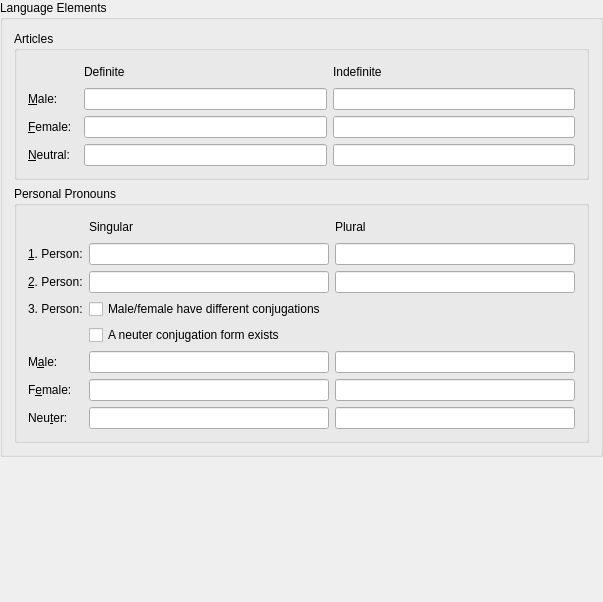
Above: src/docprop-dialogs/LangPropPageForm.ui from KDE/parley before the change. Below: the same form after it.
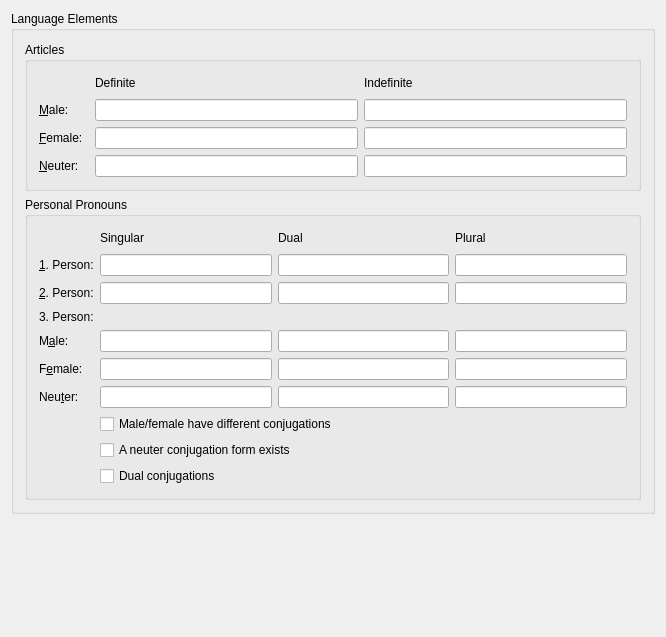
That is the form after the change.

Commit message: Enable dual checkbox for personal pronouns. Saving editing and loading for dual conjugations in any tense should be possible now.

Patch:
```diff
--- a/src/docprop-dialogs/LangPropPageForm.ui
+++ b/src/docprop-dialogs/LangPropPageForm.ui
@@ -5,8 +5,8 @@
    <rect>
     <x>0</x>
     <y>0</y>
-    <width>603</width>
-    <height>602</height>
+    <width>666</width>
+    <height>637</height>
    </rect>
   </property>
   <property name="minimumSize" >
@@ -18,63 +18,14 @@
   <property name="windowTitle" >
    <string>-</string>
   </property>
-  <layout class="QGridLayout" >
-   <property name="leftMargin" >
-    <number>0</number>
-   </property>
-   <property name="topMargin" >
-    <number>0</number>
-   </property>
-   <property name="rightMargin" >
-    <number>0</number>
-   </property>
-   <property name="bottomMargin" >
-    <number>0</number>
-   </property>
-   <property name="horizontalSpacing" >
-    <number>6</number>
-   </property>
-   <property name="verticalSpacing" >
-    <number>6</number>
-   </property>
-   <item row="1" column="0" >
-    <spacer>
-     <property name="orientation" >
-      <enum>Qt::Vertical</enum>
-     </property>
-     <property name="sizeHint" >
-      <size>
-       <width>20</width>
-       <height>16</height>
-      </size>
-     </property>
-    </spacer>
-   </item>
-   <item row="0" column="0" >
+  <layout class="QVBoxLayout" >
+   <item>
     <widget class="QGroupBox" name="GroupBox2" >
      <property name="title" >
       <string>Language Elements</string>
      </property>
-     <layout class="QGridLayout" >
-      <property name="leftMargin" >
-       <number>11</number>
-      </property>
-      <property name="topMargin" >
-       <number>11</number>
-      </property>
-      <property name="rightMargin" >
-       <number>11</number>
-      </property>
-      <property name="bottomMargin" >
-       <number>11</number>
-      </property>
-      <property name="horizontalSpacing" >
-       <number>6</number>
-      </property>
-      <property name="verticalSpacing" >
-       <number>6</number>
-      </property>
-      <item row="1" column="0" colspan="3" >
+     <layout class="QVBoxLayout" >
+      <item>
        <widget class="QGroupBox" name="GroupBox3" >
         <property name="sizePolicy" >
          <sizepolicy vsizetype="Preferred" hsizetype="Expanding" >
@@ -216,7 +167,7 @@
          <item row="3" column="0" >
           <widget class="QLabel" name="natural_label" >
            <property name="text" >
-            <string>&amp;Neutral:</string>
+            <string>&amp;Neuter:</string>
            </property>
            <property name="buddy" >
             <cstring>def_natural</cstring>
@@ -233,7 +184,7 @@
         </layout>
        </widget>
       </item>
-      <item row="2" column="0" colspan="3" >
+      <item>
        <widget class="QGroupBox" name="ConjugationGroupBox" >
         <property name="sizePolicy" >
          <sizepolicy vsizetype="Preferred" hsizetype="Expanding" >
@@ -245,24 +196,36 @@
          <string>Personal Pronouns</string>
         </property>
         <layout class="QGridLayout" >
-         <property name="leftMargin" >
-          <number>11</number>
-         </property>
-         <property name="topMargin" >
-          <number>11</number>
-         </property>
-         <property name="rightMargin" >
-          <number>11</number>
-         </property>
-         <property name="bottomMargin" >
-          <number>11</number>
-         </property>
-         <property name="horizontalSpacing" >
-          <number>6</number>
-         </property>
-         <property name="verticalSpacing" >
-          <number>6</number>
-         </property>
+         <item row="0" column="0" >
+          <spacer>
+           <property name="orientation" >
+            <enum>Qt::Horizontal</enum>
+           </property>
+           <property name="sizeType" >
+            <enum>QSizePolicy::Minimum</enum>
+           </property>
+           <property name="sizeHint" >
+            <size>
+             <width>50</width>
+             <height>20</height>
+            </size>
+           </property>
+          </spacer>
+         </item>
+         <item row="0" column="1" >
+          <widget class="QLabel" name="TextLabel4_2_2" >
+           <property name="text" >
+            <string>Singular</string>
+           </property>
+          </widget>
+         </item>
+         <item row="0" column="3" >
+          <widget class="QLabel" name="TextLabel4_2" >
+           <property name="text" >
+            <string>Plural</string>
+           </property>
+          </widget>
+         </item>
          <item row="1" column="0" >
           <widget class="QLabel" name="pers1_label" >
            <property name="text" >
@@ -273,6 +236,29 @@
            </property>
           </widget>
          </item>
+         <item row="1" column="1" >
+          <widget class="QLineEdit" name="first_singular" >
+           <property name="sizePolicy" >
+            <sizepolicy vsizetype="Minimum" hsizetype="Expanding" >
+             <horstretch>0</horstretch>
+             <verstretch>0</verstretch>
+            </sizepolicy>
+           </property>
+          </widget>
+         </item>
+         <item row="1" column="2" >
+          <widget class="QLineEdit" name="dualFirstLineEdit" />
+         </item>
+         <item row="1" column="3" >
+          <widget class="QLineEdit" name="first_plural" >
+           <property name="sizePolicy" >
+            <sizepolicy vsizetype="Minimum" hsizetype="Expanding" >
+             <horstretch>0</horstretch>
+             <verstretch>0</verstretch>
+            </sizepolicy>
+           </property>
+          </widget>
+         </item>
          <item row="2" column="0" >
           <widget class="QLabel" name="pers2_label" >
            <property name="text" >
@@ -283,6 +269,29 @@
            </property>
           </widget>
          </item>
+         <item row="2" column="1" >
+          <widget class="QLineEdit" name="second_singular" >
+           <property name="sizePolicy" >
+            <sizepolicy vsizetype="Minimum" hsizetype="Expanding" >
+             <horstretch>0</horstretch>
+             <verstretch>0</verstretch>
+            </sizepolicy>
+           </property>
+          </widget>
+         </item>
+         <item row="2" column="2" >
+          <widget class="QLineEdit" name="dualSecondLineEdit" />
+         </item>
+         <item row="2" column="3" >
+          <widget class="QLineEdit" name="second_plural" >
+           <property name="sizePolicy" >
+            <sizepolicy vsizetype="Minimum" hsizetype="Expanding" >
+             <horstretch>0</horstretch>
+             <verstretch>0</verstretch>
+            </sizepolicy>
+           </property>
+          </widget>
+         </item>
          <item row="3" column="0" >
           <widget class="QLabel" name="pers3_label" >
            <property name="text" >
@@ -290,37 +299,7 @@
            </property>
           </widget>
          </item>
-         <item row="5" column="2" >
-          <widget class="QLineEdit" name="thirdM_plural" >
-           <property name="sizePolicy" >
-            <sizepolicy vsizetype="Minimum" hsizetype="Expanding" >
-             <horstretch>0</horstretch>
-             <verstretch>0</verstretch>
-            </sizepolicy>
-           </property>
-          </widget>
-         </item>
-         <item row="7" column="2" >
-          <widget class="QLineEdit" name="thirdN_plural" >
-           <property name="sizePolicy" >
-            <sizepolicy vsizetype="Minimum" hsizetype="Expanding" >
-             <horstretch>0</horstretch>
-             <verstretch>0</verstretch>
-            </sizepolicy>
-           </property>
-          </widget>
-         </item>
-         <item row="6" column="2" >
-          <widget class="QLineEdit" name="thirdF_plural" >
-           <property name="sizePolicy" >
-            <sizepolicy vsizetype="Minimum" hsizetype="Expanding" >
-             <horstretch>0</horstretch>
-             <verstretch>0</verstretch>
-            </sizepolicy>
-           </property>
-          </widget>
-         </item>
-         <item row="5" column="0" >
+         <item row="4" column="0" >
           <widget class="QLabel" name="male_c_label" >
            <property name="text" >
             <string>M&amp;ale:</string>
@@ -330,7 +309,30 @@
            </property>
           </widget>
          </item>
-         <item row="6" column="0" >
+         <item row="4" column="1" >
+          <widget class="QLineEdit" name="thirdM_singular" >
+           <property name="sizePolicy" >
+            <sizepolicy vsizetype="Minimum" hsizetype="Expanding" >
+             <horstretch>0</horstretch>
+             <verstretch>0</verstretch>
+            </sizepolicy>
+           </property>
+          </widget>
+         </item>
+         <item row="4" column="2" >
+          <widget class="QLineEdit" name="dualThirdMaleLineEdit" />
+         </item>
+         <item row="4" column="3" >
+          <widget class="QLineEdit" name="thirdM_plural" >
+           <property name="sizePolicy" >
+            <sizepolicy vsizetype="Minimum" hsizetype="Expanding" >
+             <horstretch>0</horstretch>
+             <verstretch>0</verstretch>
+            </sizepolicy>
+           </property>
+          </widget>
+         </item>
+         <item row="5" column="0" >
           <widget class="QLabel" name="female_c_label" >
            <property name="text" >
             <string>F&amp;emale:</string>
@@ -340,7 +342,30 @@
            </property>
           </widget>
          </item>
-         <item row="7" column="0" >
+         <item row="5" column="1" >
+          <widget class="QLineEdit" name="thirdF_singular" >
+           <property name="sizePolicy" >
+            <sizepolicy vsizetype="Minimum" hsizetype="Expanding" >
+             <horstretch>0</horstretch>
+             <verstretch>0</verstretch>
+            </sizepolicy>
+           </property>
+          </widget>
+         </item>
+         <item row="5" column="2" >
+          <widget class="QLineEdit" name="dualThirdFemaleLineEdit" />
+         </item>
+         <item row="5" column="3" >
+          <widget class="QLineEdit" name="thirdF_plural" >
+           <property name="sizePolicy" >
+            <sizepolicy vsizetype="Minimum" hsizetype="Expanding" >
+             <horstretch>0</horstretch>
+             <verstretch>0</verstretch>
+            </sizepolicy>
+           </property>
+          </widget>
+         </item>
+         <item row="6" column="0" >
           <widget class="QLabel" name="natural_c_label" >
            <property name="text" >
             <string>Neu&amp;ter:</string>
@@ -350,14 +375,30 @@
            </property>
           </widget>
          </item>
-         <item row="0" column="2" >
-          <widget class="QLabel" name="TextLabel4_2" >
-           <property name="text" >
-            <string>Plural</string>
+         <item row="6" column="1" >
+          <widget class="QLineEdit" name="thirdN_singular" >
+           <property name="sizePolicy" >
+            <sizepolicy vsizetype="Minimum" hsizetype="Expanding" >
+             <horstretch>0</horstretch>
+             <verstretch>0</verstretch>
+            </sizepolicy>
            </property>
           </widget>
          </item>
-         <item row="3" column="1" colspan="2" >
+         <item row="6" column="2" >
+          <widget class="QLineEdit" name="dualThirdNeuterLineEdit" />
+         </item>
+         <item row="6" column="3" >
+          <widget class="QLineEdit" name="thirdN_plural" >
+           <property name="sizePolicy" >
+            <sizepolicy vsizetype="Minimum" hsizetype="Expanding" >
+             <horstretch>0</horstretch>
+             <verstretch>0</verstretch>
+            </sizepolicy>
+           </property>
+          </widget>
+         </item>
+         <item row="7" column="1" colspan="3" >
           <widget class="QCheckBox" name="maleFemaleDifferCheckBox" >
            <property name="sizePolicy" >
             <sizepolicy vsizetype="Fixed" hsizetype="Expanding" >
@@ -370,112 +411,46 @@
            </property>
           </widget>
          </item>
-         <item row="0" column="1" >
-          <widget class="QLabel" name="TextLabel4_2_2" >
-           <property name="text" >
-            <string>Singular</string>
-           </property>
-          </widget>
-         </item>
-         <item row="0" column="0" >
-          <spacer>
-           <property name="orientation" >
-            <enum>Qt::Horizontal</enum>
-           </property>
-           <property name="sizeType" >
-            <enum>QSizePolicy::Minimum</enum>
-           </property>
-           <property name="sizeHint" >
-            <size>
-             <width>50</width>
-             <height>20</height>
-            </size>
-           </property>
-          </spacer>
-         </item>
-         <item row="2" column="1" >
-          <widget class="QLineEdit" name="second_singular" >
-           <property name="sizePolicy" >
-            <sizepolicy vsizetype="Minimum" hsizetype="Expanding" >
-             <horstretch>0</horstretch>
-             <verstretch>0</verstretch>
-            </sizepolicy>
-           </property>
-          </widget>
-         </item>
-         <item row="5" column="1" >
-          <widget class="QLineEdit" name="thirdM_singular" >
-           <property name="sizePolicy" >
-            <sizepolicy vsizetype="Minimum" hsizetype="Expanding" >
-             <horstretch>0</horstretch>
-             <verstretch>0</verstretch>
-            </sizepolicy>
-           </property>
-          </widget>
-         </item>
-         <item row="6" column="1" >
-          <widget class="QLineEdit" name="thirdF_singular" >
-           <property name="sizePolicy" >
-            <sizepolicy vsizetype="Minimum" hsizetype="Expanding" >
-             <horstretch>0</horstretch>
-             <verstretch>0</verstretch>
-            </sizepolicy>
-           </property>
-          </widget>
-         </item>
-         <item row="7" column="1" >
-          <widget class="QLineEdit" name="thirdN_singular" >
-           <property name="sizePolicy" >
-            <sizepolicy vsizetype="Minimum" hsizetype="Expanding" >
-             <horstretch>0</horstretch>
-             <verstretch>0</verstretch>
-            </sizepolicy>
-           </property>
-          </widget>
-         </item>
-         <item row="1" column="1" >
-          <widget class="QLineEdit" name="first_singular" >
-           <property name="sizePolicy" >
-            <sizepolicy vsizetype="Minimum" hsizetype="Expanding" >
-             <horstretch>0</horstretch>
-             <verstretch>0</verstretch>
-            </sizepolicy>
-           </property>
-          </widget>
-         </item>
-         <item row="1" column="2" >
-          <widget class="QLineEdit" name="first_plural" >
-           <property name="sizePolicy" >
-            <sizepolicy vsizetype="Minimum" hsizetype="Expanding" >
-             <horstretch>0</horstretch>
-             <verstretch>0</verstretch>
-            </sizepolicy>
-           </property>
-          </widget>
-         </item>
-         <item row="2" column="2" >
-          <widget class="QLineEdit" name="second_plural" >
-           <property name="sizePolicy" >
-            <sizepolicy vsizetype="Minimum" hsizetype="Expanding" >
-             <horstretch>0</horstretch>
-             <verstretch>0</verstretch>
-            </sizepolicy>
-           </property>
-          </widget>
-         </item>
-         <item row="4" column="1" colspan="2" >
+         <item row="8" column="1" colspan="2" >
           <widget class="QCheckBox" name="neuterCheckBox" >
            <property name="text" >
             <string>A neuter conjugation form exists</string>
            </property>
           </widget>
          </item>
+         <item row="9" column="1" >
+          <widget class="QCheckBox" name="dualCheckBox" >
+           <property name="text" >
+            <string>Dual conjugations</string>
+           </property>
+          </widget>
+         </item>
+         <item row="0" column="2" >
+          <widget class="QLabel" name="dualLabel" >
+           <property name="text" >
+            <string>Dual</string>
+           </property>
+          </widget>
+         </item>
         </layout>
        </widget>
       </item>
      </layout>
     </widget>
    </item>
+   <item>
+    <spacer>
+     <property name="orientation" >
+      <enum>Qt::Vertical</enum>
+     </property>
+     <property name="sizeHint" >
+      <size>
+       <width>716</width>
+       <height>71</height>
+      </size>
+     </property>
+    </spacer>
+   </item>
   </layout>
  </widget>
  <layoutdefault spacing="6" margin="11" />
```
The commit also changes 4 other files.
